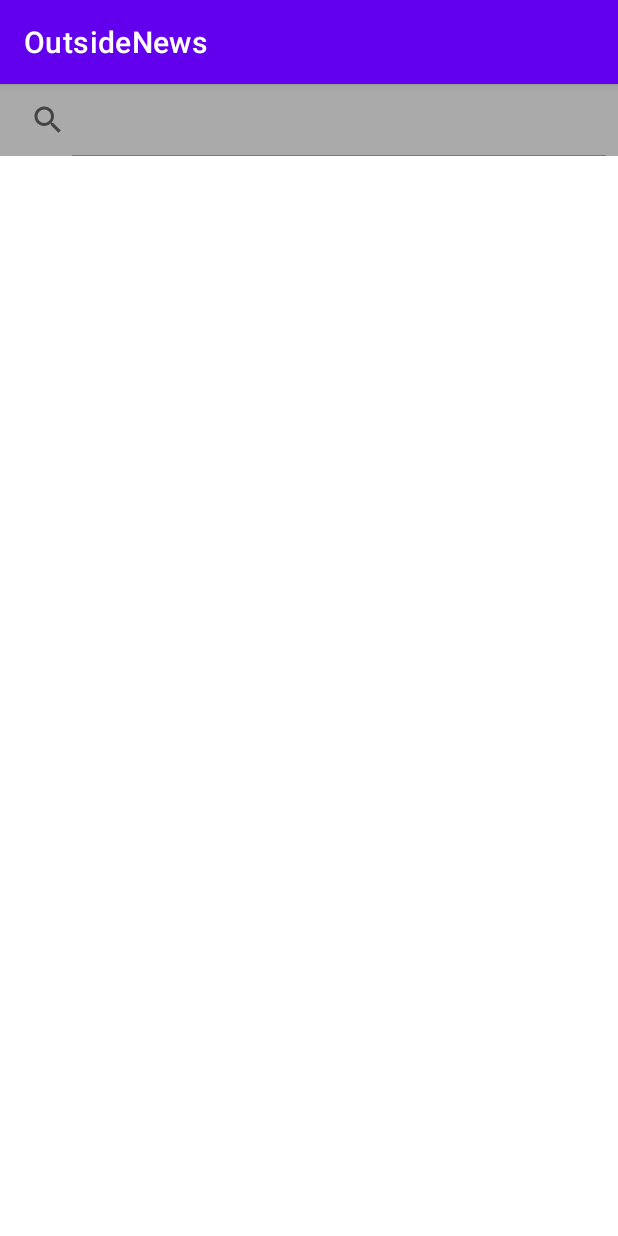
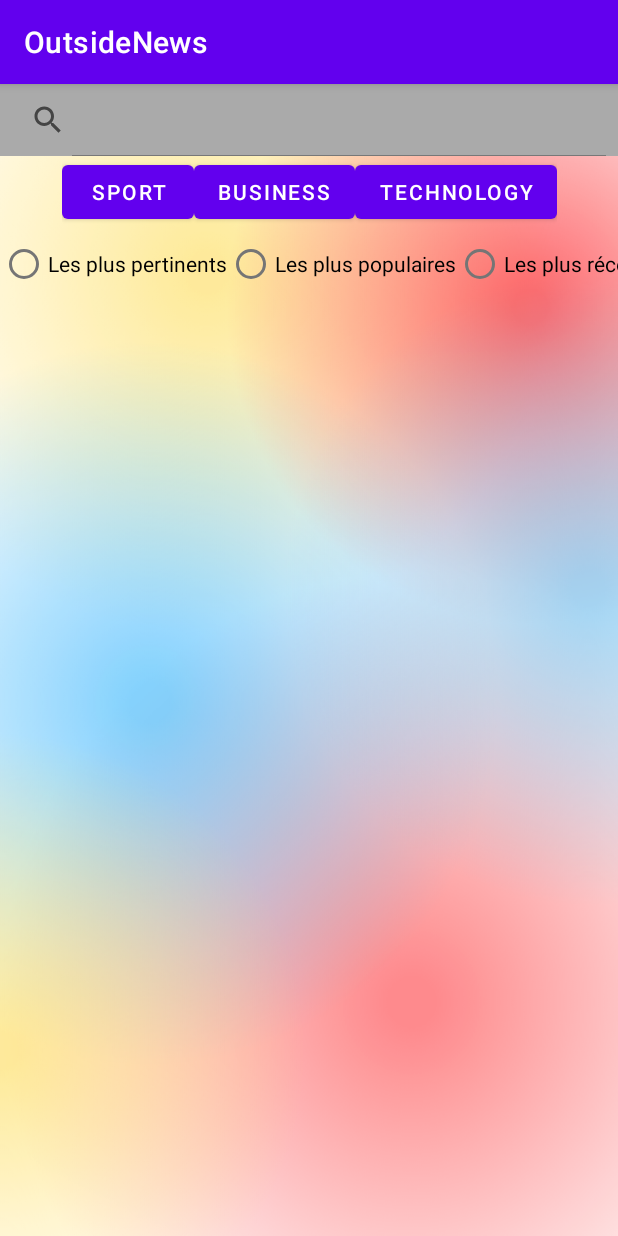
Before and after one commit to Pastatown/OutsideNews, an Android app: the screen it shows after launch (MainActivity), on a phone screen of 412 x 824 dp. Run offline under Robolectric (Android 15) with nearby library versions, the phone set to English and light mode, and no system bars; our stand-ins replace Volley; network calls fail; pictures from the network do not load.

Commit message:
Correctifs + filtres

```diff
--- a/app/src/main/res/layout/activity_main.xml
+++ b/app/src/main/res/layout/activity_main.xml
@@ -4,6 +4,7 @@
     xmlns:tools="http://schemas.android.com/tools"
     android:layout_width="match_parent"
     android:layout_height="match_parent"
+    android:background="@drawable/fond"
     tools:context=".MainActivity">
 
     <androidx.recyclerview.widget.RecyclerView
@@ -25,7 +26,7 @@
         app:layout_constraintEnd_toEndOf="parent"
         app:layout_constraintStart_toStartOf="parent"
         app:layout_constraintTop_toTopOf="parent"
-       app:queryBackground="@android:color/background_light"
+        app:queryBackground="@android:color/transparent"
         app:submitBackground="@android:color/background_dark"></SearchView>
 
     <ListView
@@ -34,10 +35,106 @@
         android:layout_height="wrap_content"
         android:iconifiedByDefault="false"
         app:layout_constraintBottom_toTopOf="@+id/recyclerView"
-       app:layout_constraintTop_toBottomOf="@id/search"
         app:layout_constraintLeft_toLeftOf="parent"
         app:layout_constraintRight_toRightOf="parent"
+        app:layout_constraintTop_toBottomOf="@id/search"
         app:queryBackground="@android:color/background_light"
         app:submitBackground="@android:color/background_dark"></ListView>
 
+    <HorizontalScrollView
+        android:id="@+id/hsvCat"
+        android:layout_width="wrap_content"
+        android:layout_height="wrap_content"
+        app:layout_constraintBottom_toTopOf="@id/hsvRadio"
+        app:layout_constraintLeft_toLeftOf="parent"
+        app:layout_constraintRight_toRightOf="parent"
+        app:layout_constraintTop_toBottomOf="@id/search"
+        tools:layout_editor_absoluteX="187dp"
+        tools:layout_editor_absoluteY="49dp">
+
+        <LinearLayout
+            android:layout_width="wrap_content"
+            android:layout_height="match_parent"
+            android:orientation="horizontal">
+
+            <Button
+                android:id="@+id/button"
+                android:layout_width="match_parent"
+                android:layout_height="wrap_content"
+                android:text="Sport"
+                app:layout_constraintLeft_toLeftOf="parent"
+                app:layout_constraintRight_toRightOf="@id/button2" />
+
+            <Button
+                android:id="@+id/button2"
+                android:layout_width="match_parent"
+                android:layout_height="wrap_content"
+                android:text="Business"
+                app:layout_constraintLeft_toRightOf="@id/button"
+                app:layout_constraintRight_toLeftOf="@id/button3" />
+
+            <Button
+                android:id="@+id/button3"
+                android:layout_width="match_parent"
+                android:layout_height="wrap_content"
+                android:text="Technology"
+                app:layout_constraintLeft_toRightOf="@id/button2"
+                app:layout_constraintRight_toRightOf="parent" />
+
+
+        </LinearLayout>
+    </HorizontalScrollView>
+
+    <HorizontalScrollView
+        android:id="@+id/hsvRadio"
+        android:layout_width="wrap_content"
+        android:layout_height="wrap_content"
+        app:layout_constraintBottom_toTopOf="@+id/recyclerView"
+        app:layout_constraintLeft_toLeftOf="parent"
+        app:layout_constraintRight_toRightOf="parent"
+        app:layout_constraintTop_toBottomOf="@id/hsvCat"
+        tools:layout_editor_absoluteX="187dp"
+        tools:layout_editor_absoluteY="97dp">
+
+        <LinearLayout
+            android:layout_width="wrap_content"
+            android:layout_height="match_parent"
+            android:orientation="horizontal">
+
+            <RadioButton
+                android:id="@+id/radioButton"
+                android:layout_width="wrap_content"
+                android:layout_height="wrap_content"
+                android:layout_weight="1"
+                app:layout_constraintBottom_toBottomOf="parent"
+                app:layout_constraintTop_toTopOf="parent"
+                app:layout_constraintLeft_toLeftOf="parent"
+                app:layout_constraintRight_toLeftOf="@id/radioButton2"
+                android:text="Les plus pertinents" />
+
+            <RadioButton
+                android:id="@+id/radioButton2"
+                android:layout_width="wrap_content"
+                android:layout_height="wrap_content"
+                android:layout_weight="1"
+                app:layout_constraintBottom_toBottomOf="parent"
+                app:layout_constraintTop_toTopOf="parent"
+                app:layout_constraintLeft_toRightOf="@id/radioButton"
+                app:layout_constraintRight_toLeftOf="@id/radioButton3"
+                android:text="Les plus populaires" />
+
+            <RadioButton
+                android:id="@+id/radioButton3"
+                android:layout_width="wrap_content"
+                android:layout_height="wrap_content"
+                android:layout_weight="1"
+                app:layout_constraintBottom_toBottomOf="parent"
+                app:layout_constraintTop_toTopOf="parent"
+                app:layout_constraintRight_toRightOf="parent"
+                app:layout_constraintLeft_toRightOf="@id/radioButton2"
+                android:text="Les plus récents" />
+
+        </LinearLayout>
+    </HorizontalScrollView>
+
 </androidx.constraintlayout.widget.ConstraintLayout>
```
Also changed, not shown: app/src/main/res/drawable/fond.PNG (added), app/src/main/res/drawable/logo.png (added). Lines whose indentation alone changed are shown as unchanged.
